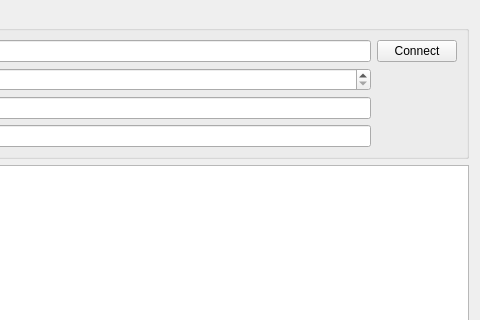
This is src/DialogZigbee2mqtt.ui in calaos/calaos_installer as Qt 5 draws it before an edit; both pictures show x 206 to 686 and y 0 to 320 of the 686 by 549 pixel window. The edited form follows.
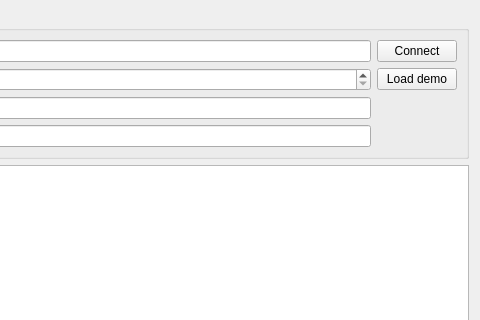
This is the edited form.

Patch:
```diff
--- a/src/DialogZigbee2mqtt.ui
+++ b/src/DialogZigbee2mqtt.ui
@@ -73,6 +73,13 @@
           </property>
          </widget>
         </item>
+        <item>
+         <widget class="QPushButton" name="pushButtonLoadDemo">
+          <property name="text">
+           <string>Load demo</string>
+          </property>
+         </widget>
+        </item>
         <item>
          <spacer name="verticalSpacer">
           <property name="orientation">
```
